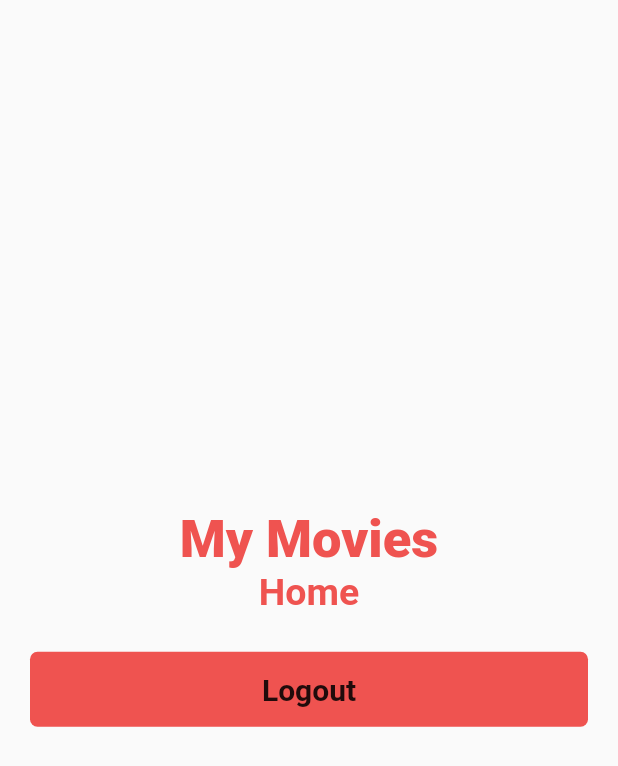
After one commit to UltraViolet33/Movies-Apps, a Flutter app: the HomeScreen screen opened directly, on a phone screen of 412 x 824 dp. The commit adds this screen. Shown: the top 766 px of the screen. Run offline on Flutter 3.47's test engine with Material 2 defaults, Android fonts, the phone set to English and light mode, and no system bars; our stand-ins replace get, shared_preferences; accounts and stored records are empty.

Commit message:
user can logout from flutter app

```diff
--- /dev/null
+++ b/app/lib/views/screens/home_screen.dart
@@ -0,0 +1,58 @@
+import 'package:app/constants.dart';
+import 'package:app/views/auth/register_screen.dart';
+import 'package:app/views/widgets/password_input.dart';
+import 'package:app/views/widgets/text_input_field.dart';
+import 'package:flutter/material.dart';
+import 'package:app/controllers/auth_controller.dart';
+import 'package:get/get.dart';
+
+class HomeScreen extends StatelessWidget {
+  HomeScreen({Key? key}) : super(key: key);
+
+  @override
+  Widget build(BuildContext context) {
+    return Scaffold(
+      body: Container(
+        alignment: Alignment.center,
+        child: Column(
+          mainAxisAlignment: MainAxisAlignment.center,
+          children: [
+            Text(
+              "My Movies",
+              style: TextStyle(
+                  fontSize: 35,
+                  color: buttonColor,
+                  fontWeight: FontWeight.w900),
+            ),
+            Text(
+              "Home",
+              style: TextStyle(
+                  fontSize: 25,
+                  color: buttonColor,
+                  fontWeight: FontWeight.w700),
+            ),
+            const SizedBox(
+              height: 25,
+            ),
+            Container(
+              width: MediaQuery.of(context).size.width - 40,
+              height: 50,
+              decoration: BoxDecoration(
+                  color: buttonColor,
+                  borderRadius: const BorderRadius.all(Radius.circular(5))),
+              child: InkWell(
+                  onTap: () {
+                    AuthController.logoutUser();
+                  },
+                  child: const Center(
+                      child: Text(
+                    "Logout",
+                    style: TextStyle(fontSize: 20, fontWeight: FontWeight.w700),
+                  ))),
+            ),
+          ],
+        ),
+      ),
+    );
+  }
+}
--- a/app/pubspec.yaml
+++ b/app/pubspec.yaml
@@ -38,7 +38,7 @@ dependencies:
   cupertino_icons: ^1.0.2
   http: ^0.13.5
   get: ^4.6.5
-  shared_preferences: ^0.5.5
+  shared_preferences: ^2.0.18
 
 dev_dependencies:
   flutter_test:
```
Also changed, not shown: app/lib/Session.dart (+8 -4 lines), app/lib/controllers/auth_controller.dart (+36 -4 lines), app/lib/main.dart (+22 -14 lines), app/pubspec.lock, 1 other file.
